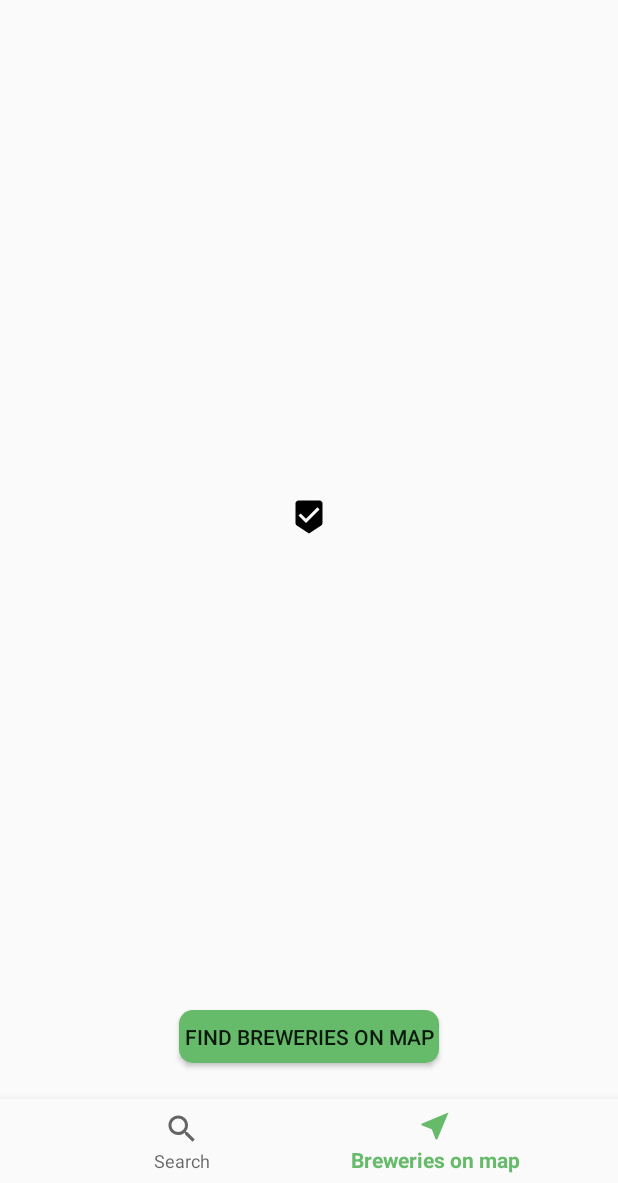
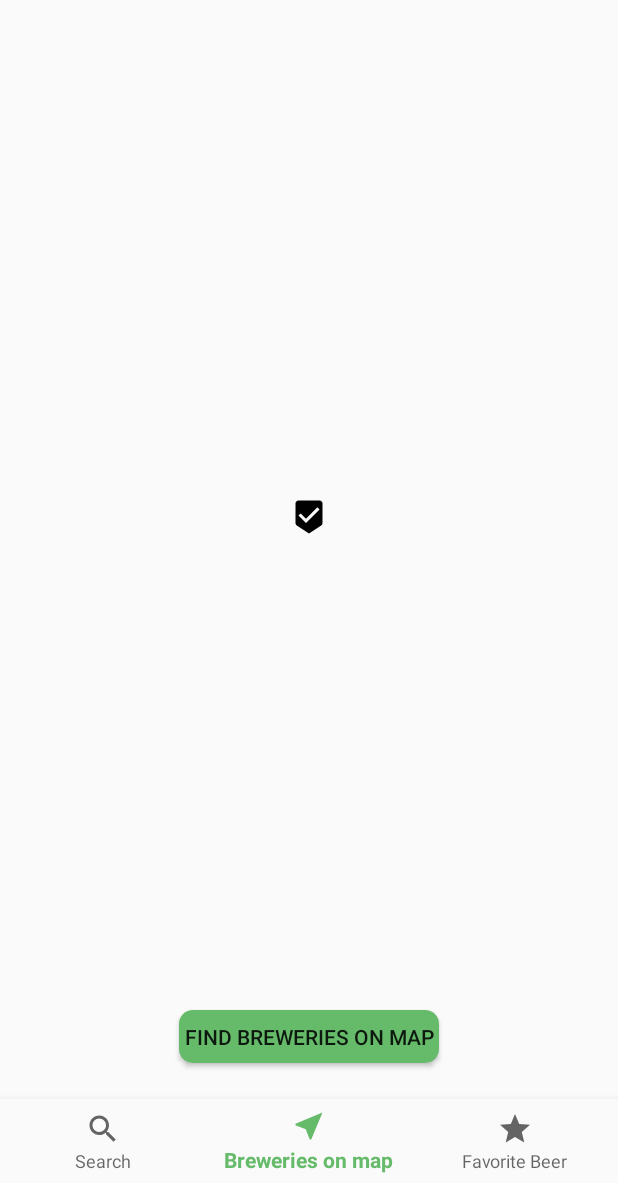
Before and after one commit to Krobys/FoamyCool, an Android app: the screen it shows after launch (MainActivity), item 2 of the bottom bar chosen, on a phone screen of 412 x 824 dp, the part 53-1236 px from its top. Run offline under Robolectric (Android 15) with nearby library versions, the phone set to English and light mode, and no system bars; our stand-ins replace RxJava; libraries missing offline, so code that uses them is left out: com.jakewharton.rxbinding3; pictures from the network do not load; 3 statements that could not run were skipped.

Commit message:
main task complete + doing additional

```diff
--- a/app/src/main/java/com/akrivonos/beerdictionaryapplication/MainActivity.java
+++ b/app/src/main/java/com/akrivonos/beerdictionaryapplication/MainActivity.java
@@ -48,6 +48,9 @@ public class MainActivity extends AppCompatActivity implements MoveToDetailsBeer
                 case R.id.navigation_search_brewery:
                         navController.navigate(R.id.navigation_map_search);
                     return true;
+                case R.id.navigation_favorite_beers:
+
+                    break;
             }
             return false;
         }
--- a/app/src/main/java/com/akrivonos/beerdictionaryapplication/fragments/DetailedInfoBeerFragment.java
+++ b/app/src/main/java/com/akrivonos/beerdictionaryapplication/fragments/DetailedInfoBeerFragment.java
@@ -85,6 +85,7 @@ public class DetailedInfoBeerFragment extends Fragment {
 
     @Override
     public void onCreateOptionsMenu(@NonNull Menu menu, @NonNull MenuInflater inflater) {
+        inflater.inflate(R.menu.detailed_beer_menu, menu);
         AppCompatActivity appCompatActivity = (AppCompatActivity) getActivity();
         if(appCompatActivity != null){
             ActionBar actionBar = appCompatActivity.getSupportActionBar();
--- /dev/null
+++ b/app/src/main/res/drawable/ic_star_black_24dp.xml
@@ -0,0 +1,9 @@
+<vector xmlns:android="http://schemas.android.com/apk/res/android"
+        android:width="24dp"
+        android:height="24dp"
+        android:viewportWidth="24.0"
+        android:viewportHeight="24.0">
+    <path
+        android:fillColor="#FF000000"
+        android:pathData="M12,17.27L18.18,21l-1.64,-7.03L22,9.24l-7.19,-0.61L12,2 9.19,8.63 2,9.24l5.46,4.73L5.82,21z"/>
+</vector>
--- a/app/src/main/res/menu/bottom_nav_menu.xml
+++ b/app/src/main/res/menu/bottom_nav_menu.xml
@@ -11,4 +11,8 @@
         android:icon="@drawable/ic_near_me_black_24dp"
         android:title="Breweries on map" />
 
+    <item
+        android:id="@+id/navigation_favorite_beers"
+        android:icon="@drawable/ic_star_black_24dp"
+        android:title="Favorite Beer"/>
 </menu>
--- a/app/src/main/res/navigation/main_graph.xml
+++ b/app/src/main/res/navigation/main_graph.xml
@@ -46,5 +46,13 @@
         <action
             android:id="@+id/action_mapSearchFragment_to_navigation_search_beer"
             app:destination="@id/navigation_search_beer" />
+        <action
+            android:id="@+id/action_navigation_map_search_to_favoriteBeerFragment"
+            app:destination="@id/favoriteBeerFragment" />
     </fragment>
+    <fragment
+        android:id="@+id/favoriteBeerFragment"
+        android:name="com.akrivonos.beerdictionaryapplication.fragments.FavoriteBeerFragment"
+        android:label="fragment_favorite_beer"
+        tools:layout="@layout/fragment_favorite_beer" />
 </navigation>
```
Also changed, not shown: app/src/main/java/com/akrivonos/beerdictionaryapplication/adapters/BeerNameAdapter.java (+6 -4 lines), app/src/main/java/com/akrivonos/beerdictionaryapplication/fragments/FavoriteBeerFragment.java (added, +27 -0 lines), app/src/main/res/drawable/ic_star_border_black_24dp.xml (added, +9 -0 lines), app/src/main/res/layout/fragment_favorite_beer.xml (added, +14 -0 lines), app/src/main/res/menu/detailed_beer_menu.xml (added, +10 -0 lines).
